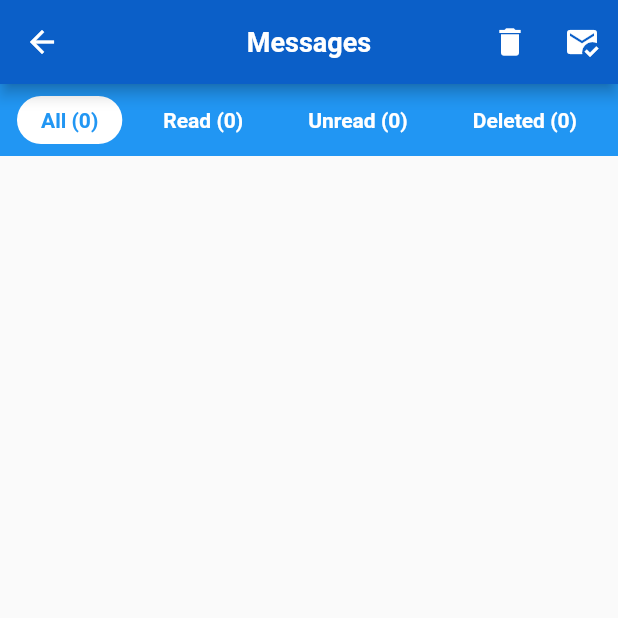
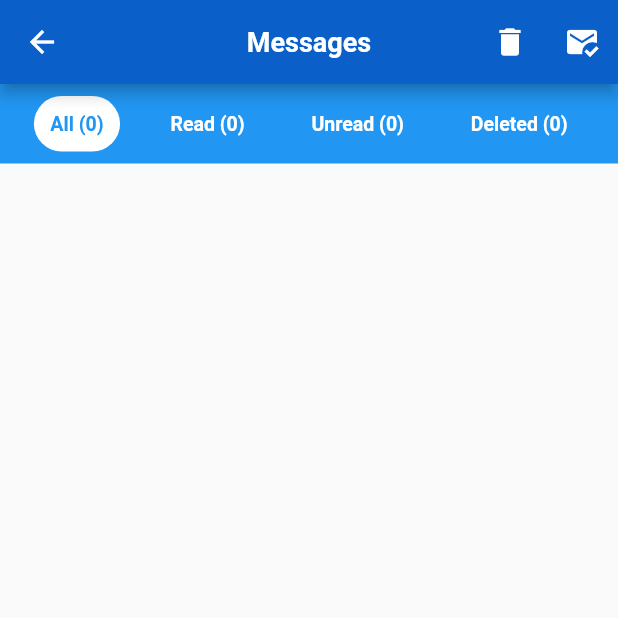
Before and after one commit to salesforce-marketingcloud/sdk-flutter-plugin, a Flutter app: the MessagesPage screen opened directly with empty values, on a phone screen of 412 x 824 dp, the top half of it. Run offline on Flutter 3.47's test engine with Material 2 defaults, Android fonts, the phone set to English and light mode, and no system bars; our stand-ins replace fluttertoast, plugin_platform_interface; statements that could not run were skipped.

```diff
--- a/example/lib/messages_page.dart
+++ b/example/lib/messages_page.dart
@@ -294,6 +294,9 @@ class _MessagesPageState extends State<MessagesPage> {
 
   Widget _buildFilterTab(String text, String type) {
     final bool selected = type == _selectedMessageType;
+    double paddingVertical = 11.0; // Default vertical padding
+    double paddingHorizontal = 11.0; // Default horizontal padding
+    double fontSize = 13.0; // Default font size
 
     return GestureDetector(
       onTap: () {
@@ -302,7 +305,8 @@ class _MessagesPageState extends State<MessagesPage> {
         });
       },
       child: Container(
-        padding: const EdgeInsets.symmetric(horizontal: 16, vertical: 8),
+        padding: EdgeInsets.symmetric(
+            horizontal: paddingHorizontal, vertical: paddingVertical),
         decoration: BoxDecoration(
           color: selected ? Colors.white : Colors.transparent,
           borderRadius: BorderRadius.circular(20),
@@ -312,6 +316,7 @@ class _MessagesPageState extends State<MessagesPage> {
           style: TextStyle(
             color: selected ? Colors.blue : Colors.white,
             fontWeight: FontWeight.bold,
+            fontSize: fontSize,
           ),
         ),
       ),
```
Also changed, not shown: 2 other files.
